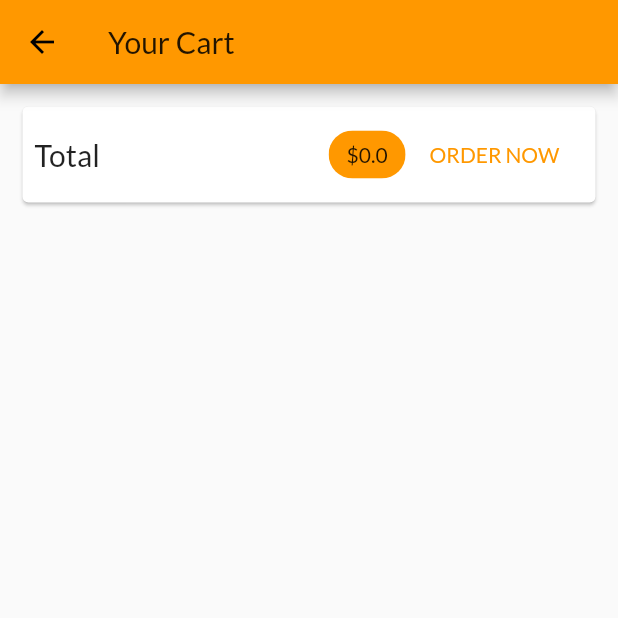
After one commit to hansin91/flutter-state_management, a Flutter app: the CartScreen screen opened by its route, on a phone screen of 412 x 824 dp, the top half of it. The commit adds this screen. Run offline on Flutter 3.47's test engine with Material 2 defaults, Android fonts, the phone set to English and light mode, and no system bars; network calls fail.

Commit message:
Total Cart

```diff
--- a/lib/main.dart
+++ b/lib/main.dart
@@ -1,5 +1,6 @@
 import 'package:flutter/material.dart';
 import 'package:provider/provider.dart';
+import './screens/cart_screen.dart';
 import './providers/cart.dart';
 import './screens/product_detail_screen.dart';
 import './screens/products_overview_screen.dart';
@@ -32,7 +33,8 @@ class MyApp extends StatelessWidget {
         ),
         home: ProductsOverviewScreen(),
         routes: {
-          ProductDetailScreen.routeName: (ctx) => ProductDetailScreen()
+          ProductDetailScreen.routeName: (ctx) => ProductDetailScreen(),
+          CartScreen.routeName: (ctx) => CartScreen()
         },
       ),
     );
--- a/lib/providers/cart.dart
+++ b/lib/providers/cart.dart
@@ -25,6 +25,14 @@ class Cart with ChangeNotifier {
     return _items.length;
   }
 
+  double get totalAmount {
+    var total = 0.0;
+    _items.forEach((key, cartItem) {
+      total += cartItem.price * cartItem.quantity;
+    });
+    return total;
+  }
+
   void addItem(String productId, double price, String title) {
     if (_items.containsKey(productId)) {
       _items.update(productId, (existingCartItem) =>
--- /dev/null
+++ b/lib/screens/cart_screen.dart
@@ -0,0 +1,49 @@
+import 'package:flutter/material.dart';
+import 'package:provider/provider.dart';
+import '../providers/cart.dart';
+
+class CartScreen extends StatelessWidget {
+
+  static const routeName = '/cart';
+
+  @override
+  Widget build(BuildContext context) {
+    final cart = Provider.of<Cart>(context);
+    return Scaffold(
+      appBar: AppBar(
+        title: Text('Your Cart'),
+      ),
+      body: Column(
+        children: <Widget>[
+          Card(
+            margin: EdgeInsets.all(15),
+            child: Padding(
+              padding: EdgeInsets.all(8),
+              child: Row(
+                mainAxisAlignment: MainAxisAlignment.spaceBetween,
+                children: <Widget>[
+                  Text('Total', style: TextStyle(fontSize: 20)),
+                  Spacer(),
+                  Chip(
+                    label: Text(
+                      '\$${cart.totalAmount}',
+                      style: TextStyle(
+                        color: Theme.of(context).primaryTextTheme.bodyText1.color
+                      ),
+                    ),
+                    backgroundColor: Theme.of(context).primaryColor,
+                  ),
+                  FlatButton(
+                    child: Text('ORDER NOW'),
+                    onPressed: () {},
+                    textColor: Theme.of(context).primaryColor,
+                  )
+                ],
+              ),
+            ),
+          )
+        ],
+      ) ,
+    );
+  }
+}
--- a/lib/screens/products_overview_screen.dart
+++ b/lib/screens/products_overview_screen.dart
@@ -1,5 +1,6 @@
 import 'package:flutter/material.dart';
 import 'package:provider/provider.dart';
+import '../screens/cart_screen.dart';
 import '../widgets/products_grid.dart';
 import '../widgets/badge.dart';
 import '../providers/cart.dart';
@@ -51,6 +52,7 @@ class _ProductsOverviewScreenState extends State<ProductsOverviewScreen> {
                 Icons.shopping_cart
               ),
               onPressed: () {
+                Navigator.of(context).pushNamed(CartScreen.routeName);
               },
             ),
           )
```
